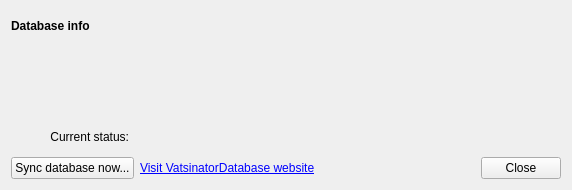
This is source/ui/windows/databasewindow.ui in Vatsinator/vatsinator-legacy as Qt 5 draws it before an edit. The edited form follows.
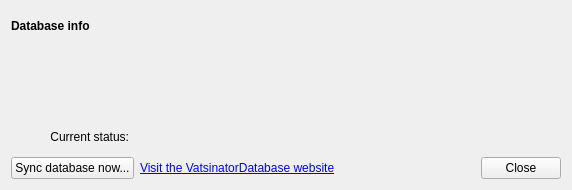
This is the edited form.

```diff
--- a/source/ui/windows/databasewindow.ui
+++ b/source/ui/windows/databasewindow.ui
@@ -60,7 +60,7 @@
    <item row="4" column="1">
     <widget class="QLabel" name="VisitWebsiteLabel">
      <property name="text">
-      <string>&lt;a href=&quot;http://database.vatsinator.eu.org/&quot;&gt;Visit VatsinatorDatabase website&lt;/a&gt;</string>
+      <string>&lt;a href=&quot;http://database.vatsinator.eu.org/&quot;&gt;Visit the VatsinatorDatabase website&lt;/a&gt;</string>
      </property>
      <property name="openExternalLinks">
       <bool>true</bool>
@@ -80,9 +80,6 @@
      </property>
     </widget>
    </item>
-   <item row="3" column="1">
-    <widget class="QLabel" name="StatusLabel"/>
-   </item>
    <item row="1" column="0" colspan="3">
     <widget class="QLabel" name="DatabaseInfoLabel">
      <property name="text">
@@ -90,6 +87,9 @@
      </property>
     </widget>
    </item>
+   <item row="3" column="1" colspan="2">
+    <widget class="QLabel" name="StatusLabel"/>
+   </item>
   </layout>
  </widget>
  <resources/>
```
